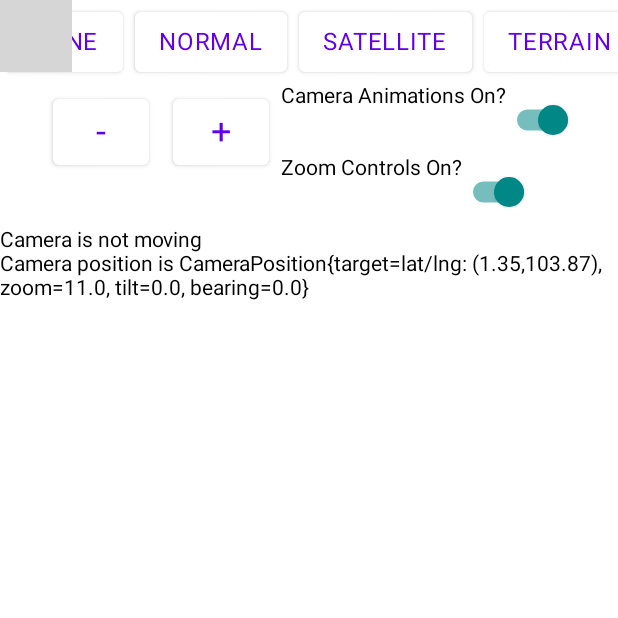
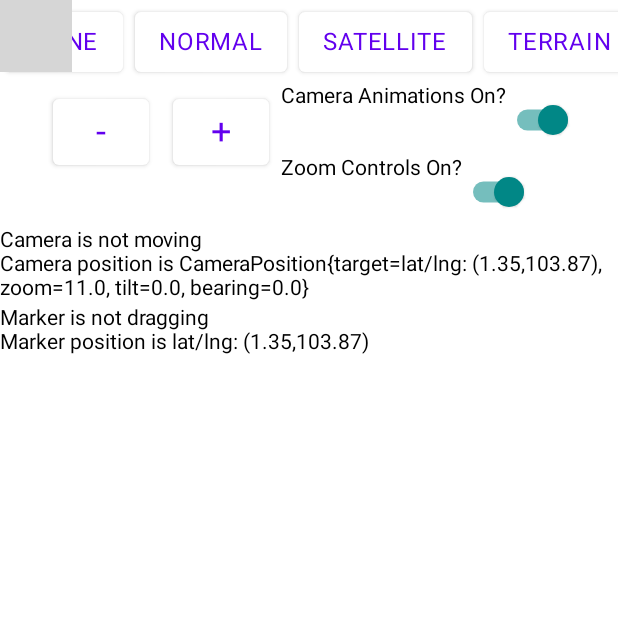
Before and after one commit to googlemaps/android-maps-compose, an Android app built with Jetpack Compose: the composable GoogleMapView shown on its own in the app's theme, on a phone screen of 412 x 824 dp, the top half of it. Run offline under Robolectric (Android 15) with nearby library versions, the light colour scheme and no system bars; 1 statement that could not run was skipped; grey boxes are pictures that could not be loaded.

Commit message:
Introduce MarkerPositionState

```diff
--- a/app/src/main/java/com/google/maps/android/compose/MapSampleActivity.kt
+++ b/app/src/main/java/com/google/maps/android/compose/MapSampleActivity.kt
@@ -28,8 +28,10 @@ import androidx.compose.foundation.layout.Arrangement
 import androidx.compose.foundation.layout.Box
 import androidx.compose.foundation.layout.Column
 import androidx.compose.foundation.layout.Row
+import androidx.compose.foundation.layout.Spacer
 import androidx.compose.foundation.layout.fillMaxSize
 import androidx.compose.foundation.layout.fillMaxWidth
+import androidx.compose.foundation.layout.height
 import androidx.compose.foundation.layout.padding
 import androidx.compose.foundation.layout.wrapContentSize
 import androidx.compose.material.Button
@@ -95,14 +97,14 @@ class MapSampleActivity : ComponentActivity() {
 private fun GoogleMapView(modifier: Modifier, onMapLoaded: () -> Unit) {
     val singapore = LatLng(1.35, 103.87)
     val singapore2 = LatLng(1.40, 103.77)
+    val singaporePositionState = rememberMarkerPositionState(position = singapore)
+    val singapore2PositionState = rememberMarkerPositionState(position = singapore2)
+    var circlePositionState by remember { mutableStateOf(singapore) }
 
     // Observing and controlling the camera's state can be done with a CameraPositionState
     val cameraPositionState = rememberCameraPositionState {
         position = CameraPosition.fromLatLngZoom(singapore, 11f)
     }
-
-    var markerPositionState by remember { mutableStateOf(singapore) }
-    var circlePositionState by remember { mutableStateOf(singapore) }
 
     var mapProperties by remember {
         mutableStateOf(MapProperties(mapType = MapType.NORMAL))
@@ -130,12 +132,11 @@ private fun GoogleMapView(modifier: Modifier, onMapLoaded: () -> Unit) {
             false
         }
         MarkerInfoWindowContent(
-            position = markerPositionState,
+            positionState = singaporePositionState,
             title = "Zoom in has been tapped $ticker times.",
             onClick = markerClick,
             draggable = true,
             onMarkerDrag = { marker, dragState ->
-                markerPositionState = marker.position
                 if (dragState == DragState.END) {
                     circlePositionState = marker.position
                 }
@@ -144,7 +145,7 @@ private fun GoogleMapView(modifier: Modifier, onMapLoaded: () -> Unit) {
             Text(it.title ?: "Title", color = Color.Red)
         }
         MarkerInfoWindowContent(
-            position = singapore2,
+            positionState = singapore2PositionState,
             title = "Marker with custom info window.\nZoom in has been tapped $ticker times.",
             icon = BitmapDescriptorFactory.defaultMarker(BitmapDescriptorFactory.HUE_BLUE),
             onClick = markerClick,
@@ -194,7 +195,7 @@ private fun GoogleMapView(modifier: Modifier, onMapLoaded: () -> Unit) {
                 uiSettings = uiSettings.copy(zoomControlsEnabled = it)
             }
         )
-        DebugView(cameraPositionState)
+        DebugView(cameraPositionState, singaporePositionState)
     }
 }
 
@@ -268,7 +269,10 @@ private fun MapButton(text: String, onClick: () -> Unit) {
 }
 
 @Composable
-private fun DebugView(cameraPositionState: CameraPositionState) {
+private fun DebugView(
+    cameraPositionState: CameraPositionState,
+    markerPositionState: MarkerPositionState
+) {
     Column(
         Modifier
             .fillMaxWidth(),
@@ -277,5 +281,10 @@ private fun DebugView(cameraPositionState: CameraPositionState) {
         val moving = if (cameraPositionState.isMoving) "moving" else "not moving"
         Text(text = "Camera is $moving")
         Text(text = "Camera position is ${cameraPositionState.position}")
+        Spacer(modifier = Modifier.height(4.dp))
+        val dragging =
+            if (markerPositionState.dragState == DragState.DRAG) "dragging" else "not dragging"
+        Text(text = "Marker is $dragging")
+        Text(text = "Marker position is ${markerPositionState.position}")
     }
 }
```
Also changed, not shown: maps-compose/src/main/java/com/google/maps/android/compose/MapApplier.kt (+15 -9 lines), maps-compose/src/main/java/com/google/maps/android/compose/Marker.kt (+50 -13 lines).
